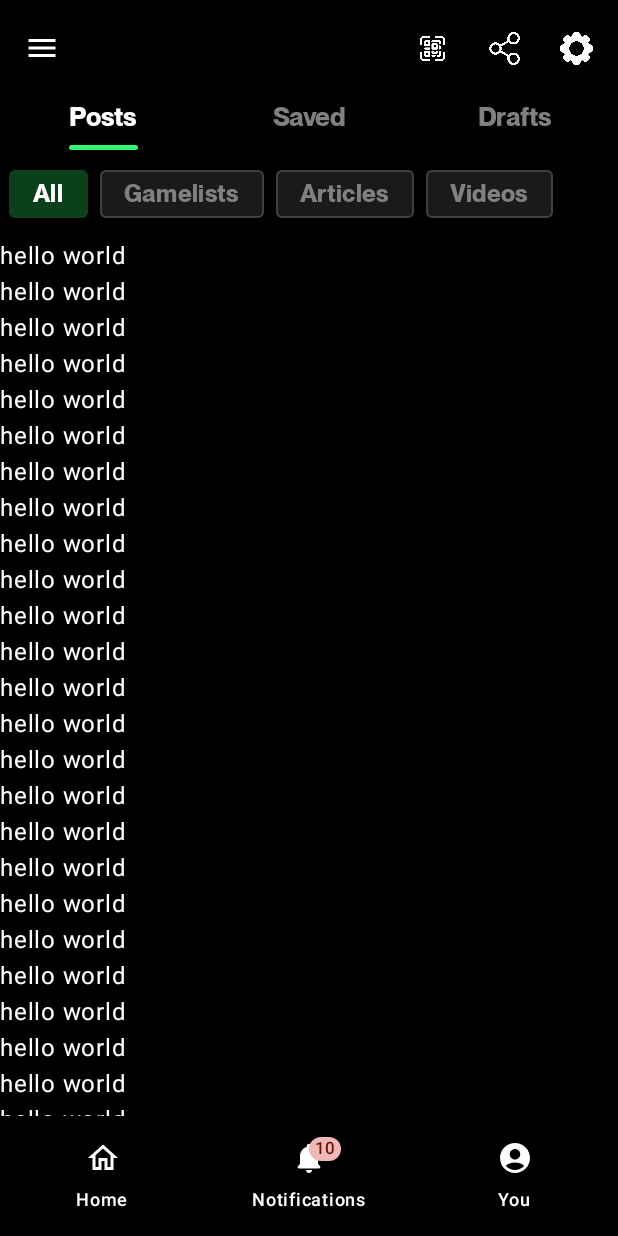
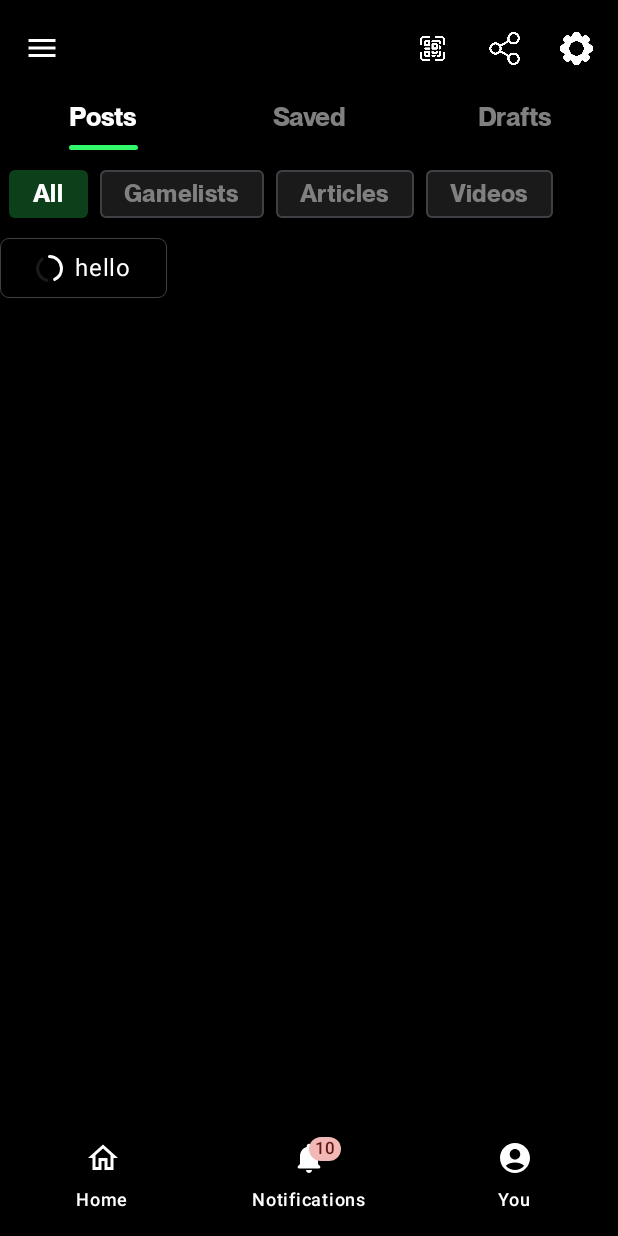
Before and after one commit to mduc-dev/tutorial_compose, an Android app built with Jetpack Compose: the screen it shows after launch (MainActivity), item 3 of the bottom bar chosen, on a phone screen of 412 x 824 dp. Run offline under Robolectric (Android 15) with nearby library versions, the phone set to English and light mode, and no system bars.

Commit message:
refactor: button component

```diff
--- a/app/src/main/java/com/example/kotlin_compose/presentation/components/Button.kt
+++ b/app/src/main/java/com/example/kotlin_compose/presentation/components/Button.kt
@@ -9,58 +9,129 @@ import androidx.compose.foundation.shape.RoundedCornerShape
 import androidx.compose.material3.Button
 import androidx.compose.material3.ButtonDefaults
 import androidx.compose.material3.CircularProgressIndicator
+import androidx.compose.material3.MaterialTheme
 import androidx.compose.material3.Text
 import androidx.compose.runtime.Composable
+import androidx.compose.runtime.LaunchedEffect
+import androidx.compose.runtime.getValue
+import androidx.compose.runtime.mutableFloatStateOf
+import androidx.compose.runtime.mutableStateOf
+import androidx.compose.runtime.remember
+import androidx.compose.runtime.setValue
 import androidx.compose.ui.Alignment
 import androidx.compose.ui.tooling.preview.Preview
 import androidx.compose.ui.Modifier
 import androidx.compose.ui.graphics.Color
+import androidx.compose.ui.platform.testTag
+import androidx.compose.ui.unit.Dp
 import androidx.compose.ui.unit.dp
 import com.example.kotlin_compose.ui.theme.Black1A
 import com.example.kotlin_compose.ui.theme.Black20
 import com.example.kotlin_compose.ui.theme.BlackF3
 import com.example.kotlin_compose.ui.theme.Green1a
+import kotlinx.coroutines.delay
+
 //TODO: border {color,width}, disable {color},
+
+enum class Variant { SOLID, BORDERED, LIGHT, FLAT, FADED, SHADOW }
+
+enum class ButtonSize(val size: Dp) {
+    SM(ButtonDefaults.MinHeight),
+    MD(ButtonDefaults.MinHeight),
+    LG(ButtonDefaults.MinHeight);
+
+    fun iconSize(): Dp = when (this) {
+        SM -> 16.dp
+        MD -> 20.dp
+        LG -> 24.dp
+    }
+
+    fun iconSpace(): Dp = when (this) {
+        SM -> 4.dp
+        MD, LG -> 8.dp
+    }
+
+    @Composable
+    fun textStyle() = when (this) {
+        SM -> MaterialTheme.typography.bodySmall
+        MD -> MaterialTheme.typography.bodyMedium
+        LG -> MaterialTheme.typography.bodyLarge
+    }
+}
+
 @Composable
-fun CustomButton(
-    color: Color = Green1a,
-    enabled: Boolean? = true,
+fun DDButton(
+    modifier: Modifier = Modifier,
+    label: String,
+    variant: Variant = Variant.SOLID,
+    size: ButtonSize = ButtonSize.SM,
     isLoading: Boolean? = false,
-    children: @Composable () -> Unit? = {},
-    onPress: () -> Unit?,
+    onPress: () -> Unit
 ) {
+    val buttonColors = when (variant) {
+        Variant.SOLID -> ButtonDefaults.buttonColors(
+            containerColor = Green1a,
+            disabledContainerColor = Black20
+        )
+
+        Variant.BORDERED -> ButtonDefaults.buttonColors(
+            containerColor = Color.Transparent,
+            disabledContainerColor = Black20
+        )
+
+        Variant.LIGHT -> ButtonDefaults.buttonColors(
+            containerColor = Color.White,
+            disabledContainerColor = Black20
+        )
+
+        Variant.FLAT -> ButtonDefaults.buttonColors(
+            containerColor = Color.Transparent,
+            disabledContainerColor = Black20
+        )
+
+        Variant.FADED -> ButtonDefaults.buttonColors(
+            containerColor = Color.Transparent,
+            disabledContainerColor = Black20
+        )
+
+        Variant.SHADOW -> ButtonDefaults.buttonColors(
+            containerColor = Color.Transparent,
+            disabledContainerColor = Black20
+        )
+    }
     Button(
         onClick = { onPress() },
-        modifier = Modifier
-            .height(ButtonDefaults.MinHeight),
-        colors = ButtonDefaults.buttonColors(
-            containerColor = color,
-            disabledContainerColor = Black20,
-        ),
+        modifier = modifier
+            .height(size.size)
+            .testTag("dd_button"),
+        colors = buttonColors,
         shape = RoundedCornerShape(6.dp),
-        enabled = enabled!!,
-        border = BorderStroke(
+        border = if (variant == Variant.BORDERED) BorderStroke(
             width = 0.5.dp,
             color = BlackF3
-        )
+        ) else null
     ) {
         Row(
             verticalAlignment = Alignment.CenterVertically,
             horizontalArrangement = Arrangement.spacedBy(8.dp)
         ) {
             if (isLoading == true) {
+                var progress by remember { mutableFloatStateOf(0f) }
+                LaunchedEffect(key1 = true) {
+                    while (progress < 1f) {
+                        delay(50)
+                        progress += 0.01f
+                    }
+                }
                 CircularProgressIndicator(
-                    progress = {
-                        0.8f
-                    },
+                    progress = { progress },
                     modifier = Modifier.size(ButtonDefaults.IconSize),
                     color = Color.White,
                     strokeWidth = 2.dp,
                     trackColor = Black1A,
-
-                    )
+                )
             }
-            children()
+            Text(text = label, style = size.textStyle(), color = Color.White)
         }
     }
 
@@ -69,11 +140,11 @@ fun CustomButton(
 @Preview(apiLevel = 33, showBackground = true, showSystemUi = true)
 @Composable
 fun PreviewButton() {
-    CustomButton(
-//        size = ButtonSize.LG,
-//        variant = ButtonVariant.SOLID,
+    DDButton(
         isLoading = true,
-        children = { Text(text = "hello") },
+        label = "hello",
         onPress = {},
+        size = ButtonSize.LG,
+        variant = Variant.SOLID
     )
 }
--- a/app/src/main/java/com/example/kotlin_compose/presentation/screens/account/Account.kt
+++ b/app/src/main/java/com/example/kotlin_compose/presentation/screens/account/Account.kt
@@ -59,7 +59,10 @@ import androidx.compose.ui.unit.Dp
 import androidx.compose.ui.unit.dp
 import androidx.compose.ui.unit.sp
 import com.example.kotlin_compose.R
+import com.example.kotlin_compose.presentation.components.ButtonSize
+import com.example.kotlin_compose.presentation.components.DDButton
 import com.example.kotlin_compose.presentation.components.NoExistData
+import com.example.kotlin_compose.presentation.components.Variant
 import com.example.kotlin_compose.presentation.utils.DisabledInteractionSource
 import com.example.kotlin_compose.presentation.utils.isEmpty
 import com.example.kotlin_compose.ui.theme.Black1A
@@ -89,26 +92,22 @@ fun Account() {
     }
 
     Scaffold(containerColor = Color.Black, topBar = {
-        TopAppBar(
-            title = { },
-            colors = TopAppBarDefaults.topAppBarColors(
+        TopAppBar(title = { }, colors = TopAppBarDefaults.topAppBarColors(
             containerColor = Color.Black
-            ),
-            navigationIcon = {
+        ), navigationIcon = {
             IconButton(onClick = {}) {
                 Icon(
                     imageVector = Icons.Filled.Menu,
-                        contentDescription = "Navigation icon",
+                    contentDescription = null,
                     tint = Color.White
                 )
             }
-            },
-            actions = {
+        }, actions = {
             Row {
                 IconButton(onClick = {}) {
                     Icon(
                         painter = painterResource(id = R.drawable.qr_code),
-                            contentDescription = "Qr",
+                        contentDescription = null,
                         tint = Color.White,
                         modifier = Modifier
                             .width(22.dp)
@@ -118,7 +117,7 @@ fun Account() {
                 IconButton(onClick = {}) {
                     Icon(
                         painter = painterResource(id = R.drawable.share),
-                            contentDescription = "Share",
+                        contentDescription = null,
                         tint = Color.White,
                         modifier = Modifier
                             .width(22.dp)
@@ -128,16 +127,15 @@ fun Account() {
                 IconButton(onClick = {}) {
                     Icon(
                         painter = painterResource(id = R.drawable.settings),
-                            contentDescription = "Settings",
+                        contentDescription = null,
                         tint = Color.White,
                         modifier = Modifier
                             .width(22.dp)
-                                .height(22 .dp)
+                            .height(22.dp)
                     )
                 }
             }
-            }
-        )
+        })
     }) { padding ->
         LazyColumn(
             state = listState,
@@ -250,7 +248,6 @@ fun PageContent(pagerState: PagerState) {
                 NoExistData(
                     subTextNull = "Write a post to start your profile’s never-ending journey.",
                     painterResourceName = R.drawable.sad_icon_top,
-                    stringResourceName = R.string.sad_icon_top
                 )
             }
         }
@@ -261,17 +258,22 @@ fun PageContent(pagerState: PagerState) {
 
 @Composable
 fun Content() {
-
-    if (isEmpty("hello")) {
+    if (isEmpty("null")) {
         NoExistData(
             subTextNull = "Write a post to start your profile’s never-ending journey.",
             painterResourceName = R.drawable.sad_icon_top,
-            stringResourceName = R.string.sad_icon_top
         )
     } else {
-        (1..100).forEach { _ ->
-            Text(text = "hello world", color = Color.White)
-        }
+//        (0..100).forEach { it ->
+//            Text(text = it.toString(), color = Color.White)
+//        }
+        DDButton(
+            isLoading = true,
+            label = "hello",
+            onPress = {},
+            size = ButtonSize.LG,
+            variant = Variant.BORDERED
+        )
     }
 
 }
```
Also changed, not shown: app/src/main/java/com/example/kotlin_compose/presentation/components/NoExistData.kt (+1 -7 lines). Lines whose indentation alone changed are shown as unchanged.
